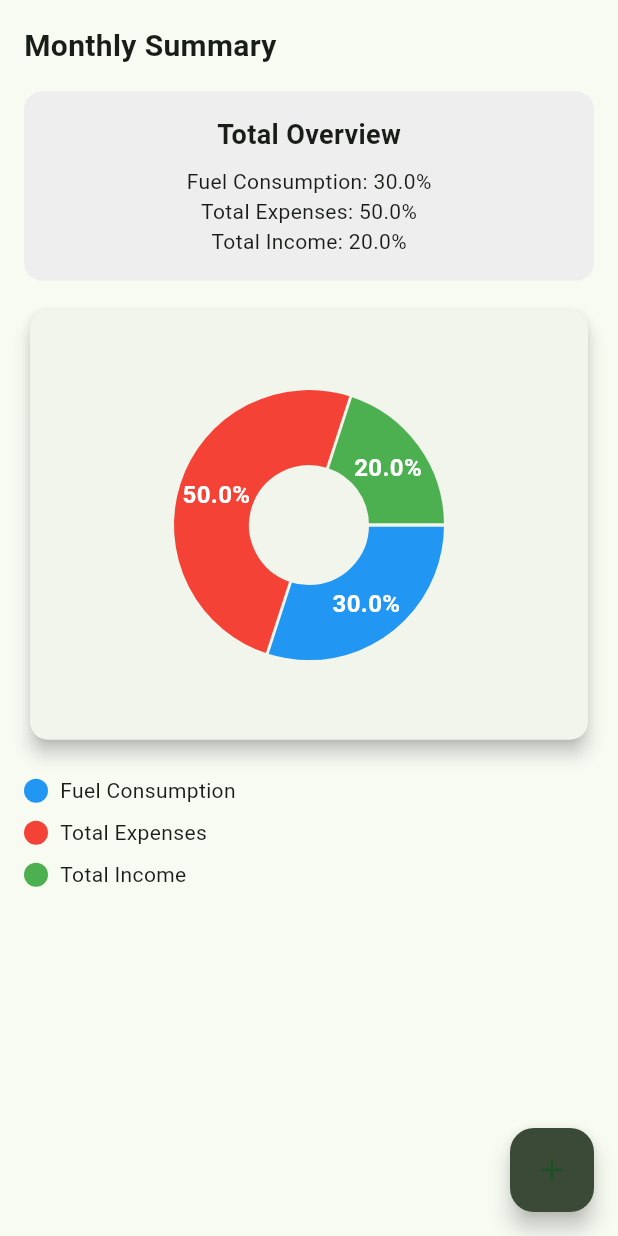
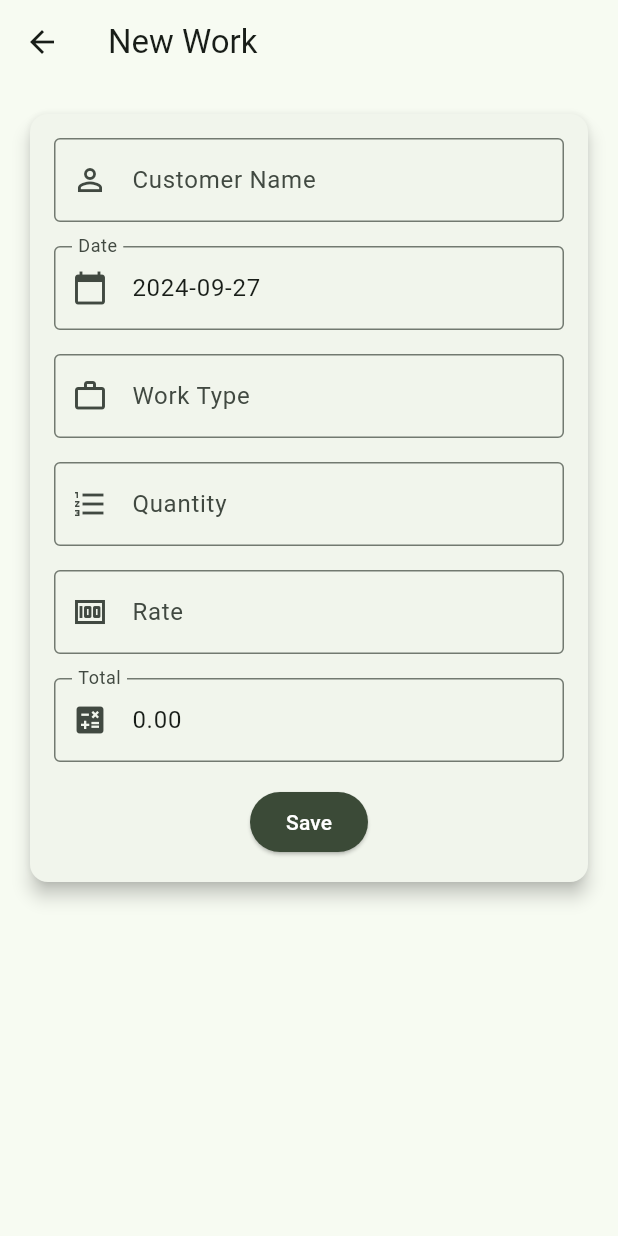
Before and after one commit to rahulhajare3585/Flutter-FarmTrack, a Flutter app: the ExpenseOverviewScreen screen opened directly, after a tap on the "add" icon, on a phone screen of 412 x 824 dp. Run offline on Flutter 3.47's test engine with Material 3 defaults, Android fonts, the light colour scheme and no system bars; drawn by our look-alikes of fl_chart; our stand-ins replace sqflite; accounts and stored records are empty.

Commit message:
added new work screen

```diff
--- /dev/null
+++ b/lib/screens/internal/new_work_screen.dart
@@ -0,0 +1,221 @@
+import 'package:flutter/material.dart';
+
+void main() {
+  runApp(MyApp());
+}
+
+class MyApp extends StatelessWidget {
+  @override
+  Widget build(BuildContext context) {
+    return MaterialApp(
+      debugShowCheckedModeBanner: false,
+      home: NewWorkScreen(),
+    );
+  }
+}
+
+class NewWorkScreen extends StatefulWidget {
+  @override
+  _NewWorkScreenState createState() => _NewWorkScreenState();
+}
+
+class _NewWorkScreenState extends State<NewWorkScreen> {
+  final _formKey = GlobalKey<FormState>();
+  final TextEditingController _customerController = TextEditingController();
+  final TextEditingController _dateController = TextEditingController();
+  final TextEditingController _workTypeController = TextEditingController();
+  final TextEditingController _quantityController = TextEditingController();
+  final TextEditingController _rateController = TextEditingController();
+  double total = 0;
+
+  @override
+  void initState() {
+    super.initState();
+    // Set today's date by default
+    _dateController.text = DateTime.now()
+        .toLocal()
+        .toString()
+        .split(' ')[0]; // Format to YYYY-MM-DD
+  }
+
+  void _calculateTotal() {
+    final quantity = double.tryParse(_quantityController.text) ?? 0;
+    final rate = double.tryParse(_rateController.text) ?? 0;
+    setState(() {
+      total = quantity * rate;
+    });
+  }
+
+  @override
+  Widget build(BuildContext context) {
+    return Scaffold(
+      appBar: AppBar(
+        title: Text('New Work'),
+      ),
+      body: SingleChildScrollView(
+        padding: const EdgeInsets.all(16.0),
+        child: Card(
+          shape: RoundedRectangleBorder(
+            borderRadius: BorderRadius.circular(12),
+          ),
+          elevation: 5,
+          child: Padding(
+            padding: const EdgeInsets.all(16.0),
+            child: Form(
+              key: _formKey,
+              child: Column(
+                crossAxisAlignment: CrossAxisAlignment.start,
+                children: [
+                  // Customer Name
+                  TextFormField(
+                    controller: _customerController,
+                    decoration: InputDecoration(
+                      labelText: 'Customer Name',
+                      border: OutlineInputBorder(),
+                      prefixIcon: Icon(Icons.person_outline),
+                    ),
+                    validator: (value) {
+                      if (value == null || value.isEmpty) {
+                        return 'Please enter a customer name';
+                      }
+                      return null;
+                    },
+                  ),
+                  SizedBox(height: 16),
+
+                  // Date
+                  TextFormField(
+                    controller: _dateController,
+                    decoration: InputDecoration(
+                      labelText: 'Date',
+                      border: OutlineInputBorder(),
+                      prefixIcon: Icon(Icons.calendar_today),
+                    ),
+                    readOnly: true,
+                    validator: (value) {
+                      if (value == null || value.isEmpty) {
+                        return 'Please select a date';
+                      }
+                      return null;
+                    },
+                  ),
+                  SizedBox(height: 16),
+
+                  // Work Type
+                  TextFormField(
+                    controller: _workTypeController,
+                    decoration: InputDecoration(
+                      labelText: 'Work Type',
+                      border: OutlineInputBorder(),
+                      prefixIcon: Icon(Icons.work_outline),
+                    ),
+                    validator: (value) {
+                      if (value == null || value.isEmpty) {
+                        return 'Please enter a work type';
+                      }
+                      return null;
+                    },
+                  ),
+                  SizedBox(height: 16),
+
+                  // Quantity
+                  TextFormField(
+                    controller: _quantityController,
+                    decoration: InputDecoration(
+                      labelText: 'Quantity',
+                      border: OutlineInputBorder(),
+                      prefixIcon: Icon(Icons.format_list_numbered),
+                    ),
+                    keyboardType: TextInputType.number,
+                    onChanged: (value) => _calculateTotal(),
+                    validator: (value) {
+                      if (value == null || value.isEmpty) {
+                        return 'Please enter a quantity';
+                      }
+                      return null;
+                    },
+                  ),
+                  SizedBox(height: 16),
+
+                  // Rate
+                  TextFormField(
+                    controller: _rateController,
+                    decoration: InputDecoration(
+                      labelText: 'Rate',
+                      border: OutlineInputBorder(),
+                      prefixIcon: Icon(Icons.money),
+                    ),
+                    keyboardType: TextInputType.number,
+                    onChanged: (value) => _calculateTotal(),
+                    validator: (value) {
+                      if (value == null || value.isEmpty) {
+                        return 'Please enter a rate';
+                      }
+                      return null;
+                    },
+                  ),
+                  SizedBox(height: 16),
+
+                  // Total
+                  TextFormField(
+                    decoration: InputDecoration(
+                      labelText: 'Total',
+                      border: OutlineInputBorder(),
+                      prefixIcon: Icon(Icons.calculate),
+                    ),
+                    readOnly: true,
+                    controller:
+                        TextEditingController(text: total.toStringAsFixed(2)),
+                  ),
+                  SizedBox(height: 16),
+
+                  // Save Button
+                  Center(
+                    child: ElevatedButton(
+                      onPressed: () {
+                        if (_formKey.currentState!.validate()) {
+                          // Handle save logic here
+                          showDialog(
+                            context: context,
+                            builder: (context) => AlertDialog(
+                              title: Text('Success'),
+                              content: Text('Work details saved successfully!'),
+                              actions: [
+                                TextButton(
+                                  onPressed: () {
+                                    Navigator.of(context).pop(); // Close dialog
+                                  },
+                                  child: Text('OK'),
+                                ),
+                              ],
+                            ),
+                          );
+                        }
+                      },
+                      style: ElevatedButton.styleFrom(
+                        backgroundColor:
+                            const Color(0xFF3b4a37), // Button color
+                        foregroundColor: Colors.white, // Text color
+                      ),
+                      child: Text('Save'),
+                    ),
+                  ),
+                ],
+              ),
+            ),
+          ),
+        ),
+      ),
+    );
+  }
+
+  @override
+  void dispose() {
+    _customerController.dispose();
+    _dateController.dispose();
+    _workTypeController.dispose();
+    _quantityController.dispose();
+    _rateController.dispose();
+    super.dispose();
+  }
+}
--- a/lib/screens/subscreens/expense_overview_screen.dart
+++ b/lib/screens/subscreens/expense_overview_screen.dart
@@ -1,3 +1,4 @@
+import 'package:farm_track/screens/internal/new_work_screen.dart';
 import 'package:flutter/material.dart';
 import 'package:fl_chart/fl_chart.dart';
 
@@ -111,7 +112,10 @@ class _ExpenseOverviewScreenState extends State<ExpenseOverviewScreen> {
       // New Work Button (Floating Action Button)
       floatingActionButton: FloatingActionButton(
         onPressed: () {
-          // Handle new work action
+          Navigator.push(
+            context,
+            MaterialPageRoute(builder: (context) => NewWorkScreen()),
+          );
         },
         child: Icon(Icons.add),
         backgroundColor: const Color(0xFF3b4a37),
```
